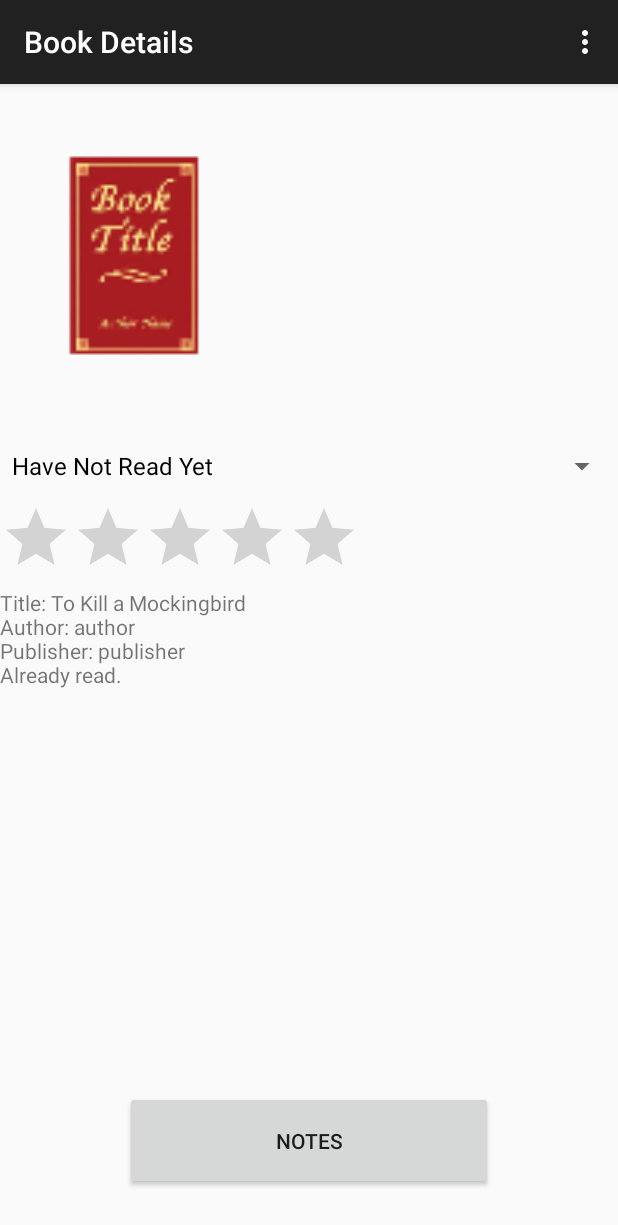
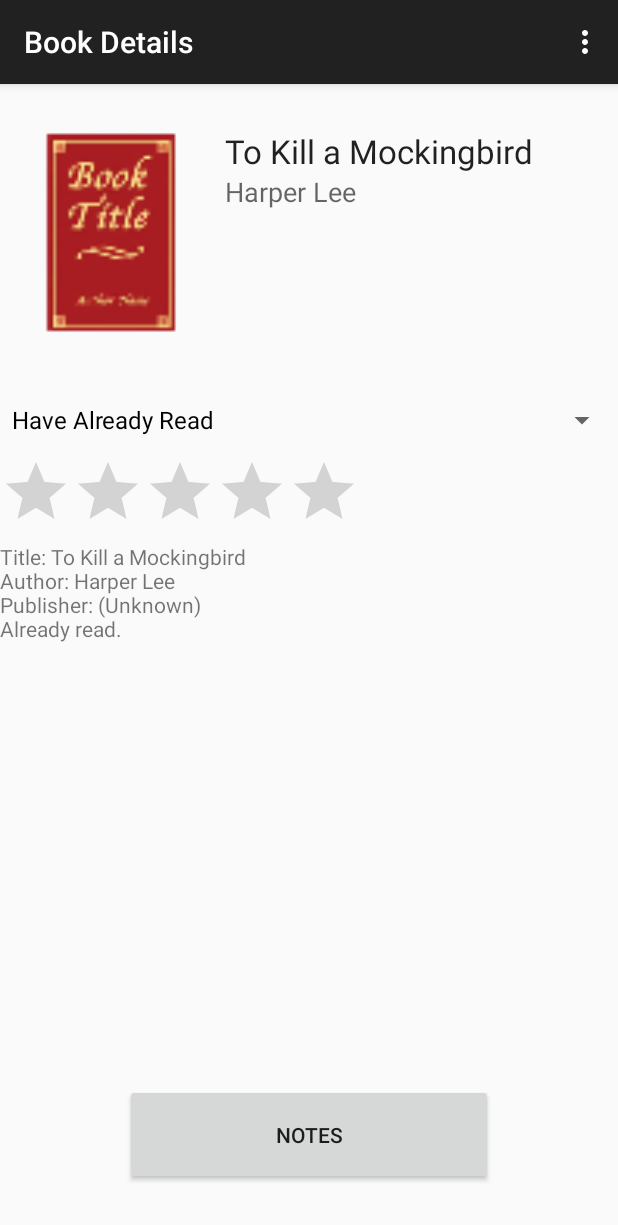
Before and after one commit to fed1620/BookWarm, an Android app: the screen it shows after launch (BookDetailsActivity), after a tap on "To Kill a Mockingbird", on a phone screen of 412 x 824 dp. Shown: the top 1225 px of the screen. Run offline under Robolectric (Android 15) with nearby library versions, the phone set to English and light mode, and no system bars.

Commit message:
[BookDetailsActivity.java]: - Rating bar and readStatus Spinner now update the rating and read status of the book. - Overloaded "onBackPressed()" method - When the system back key is pressed, the book gets put into an intent and passed back to MainActivity.
[activity_book_details.xml]:
- Added a relative layout that now displays the title and the author next to the cover image.

[Book.java]:
- Books now have a default read status of 0 (have not read)
- Books now have a default rating of 0 (not rated)
- Book read status changed from (-1, 0, 1) to (0, 1, 2) in order to better match the positions in the string array

[Library.java]:
- Implemented new method "updateBookInfo()".

[MainActivity.java]:
- If any changes were made to a book in the Book Details Activity, the book will be updated by a call to "updateBookInfo()".

```diff
--- a/app/src/main/java/edu/byui/cs246/bookwarm/AddBookActivity.java
+++ b/app/src/main/java/edu/byui/cs246/bookwarm/AddBookActivity.java
@@ -66,7 +66,7 @@
 
                 // The new book will only be added to the library if the user filled out
                 // all of the necessary fields (For the time being, just the title)
-                if (title != null) {
+                if (title != null && author != null) {
                     if (!title.isEmpty()) {
                         Book newBook = new Book();
                         newBook.setTitle(title);
@@ -78,6 +78,7 @@
                         Intent intentPassBook = new Intent(AddBookActivity.this, MainActivity.class);
                         intentPassBook.putExtra("newBook", newBook);
                         startActivity(intentPassBook);
+                        finish();
                     }
                 }
             }
--- a/app/src/main/java/edu/byui/cs246/bookwarm/Book.java
+++ b/app/src/main/java/edu/byui/cs246/bookwarm/Book.java
@@ -12,15 +12,15 @@
 /**
  * A Book now stores a title and an image ID
  */
-public class Book implements Serializable{
+public class Book implements Serializable {
     private String title;
     private String author;
 
     private Integer imageId;
     private String publisher;
-    private int readStatus;
+    private int readStatus = 0;             // By default, a book has not yet been read
     private boolean isFavourite;
-    private int customRating;
+    private int rating = 0;                 // By default, a book is not rated
     private int releaseDate;
     private List<Note> notes;
 
@@ -50,7 +50,7 @@
 
     public boolean getIsFavourite() { return isFavourite; }
 
-    public int getCustomRating() { return customRating; }
+    public int getRating() { return rating; }
 
     public int getReleaseDate() { return releaseDate; }
 
@@ -64,7 +64,7 @@
 
     public void setIsFavourite(boolean isFavourite) { this.isFavourite = isFavourite; }
 
-    public void setIsCustomRating(int customRating) { this.customRating = customRating; }
+    public void setRating(int rating) { this.rating = rating; }
 
     public void setReleaseDate(int releaseDate) { this.releaseDate = releaseDate; }
 
--- a/app/src/main/java/edu/byui/cs246/bookwarm/BookDetailsActivity.java
+++ b/app/src/main/java/edu/byui/cs246/bookwarm/BookDetailsActivity.java
@@ -1,5 +1,6 @@
 package edu.byui.cs246.bookwarm;
 
+import android.content.Intent;
 import android.os.Bundle;
 import android.support.v7.app.ActionBarActivity;
 import android.view.Menu;
@@ -9,6 +10,7 @@
 import android.widget.AdapterView.OnItemSelectedListener;
 import android.widget.ArrayAdapter;
 import android.widget.ImageView;
+import android.widget.RatingBar;
 import android.widget.Spinner;
 import android.widget.TextView;
 
@@ -52,41 +54,75 @@
         return super.onOptionsItemSelected(item);
     }
 
+    @Override
+    public void onBackPressed() {
+        // When the user presses the back key, send the book (along with any changes made to it)
+        // back to the main activity
+        Intent intentPassBook = new Intent(BookDetailsActivity.this, MainActivity.class);
+        intentPassBook.putExtra("updatedBook", thisBook);
+        startActivity(intentPassBook);
+        finish();
+    }
+
     //The 'main' of this activity
     private void run() {
+        if (getIntent().getSerializableExtra("thisBook") == null) {
+            return;
+        }
         thisBook = (Book)getIntent().getSerializableExtra("thisBook");
-
         setupDisplay();
         setupSpinner();
+        setupRatingBarListener();
     }
 
-    //Fill out the display's information
+    // Fill out the display information
     private void setupDisplay() {
-        //set the element variables
+        // Set the element variables
         ImageView coverIcon = (ImageView) findViewById(R.id.coverIcon);
         TextView  bookInfo  = (TextView)  findViewById(R.id.bookInfo);
+        TextView  title     = (TextView)  findViewById(R.id.title);
+        TextView  author    = (TextView)  findViewById(R.id.author);
 
-        //set the cover image
+        // Set the cover image
         coverIcon.setImageResource(thisBook.getImageId());
-        //set up the book information (separate function because it's extensive...)
+
+        // Display the title and author Text Views
+        title.setText(thisBook.getTitle());
+        author.setText(thisBook.getAuthor());
+
+        // Set up the book information (separate function because it's extensive...)
         buildInfoString();
 
-        //assign the final string
+        // Assign the final string
         bookInfo.setText(bookDescription);
     }
 
-    //build a single string to represent the book's information
+    // Build a single string to represent the book's information
     private void buildInfoString() {
+        // Assign the Title
         bookDescription =  "Title: "        + thisBook.getTitle()     + "\n";
-        bookDescription += "Author: "       + thisBook.getAuthor()    + "\n";
-        bookDescription += "Publisher: "    + thisBook.getPublisher() + "\n";
+
+        // And the author
+        if (thisBook.getAuthor() == null) {
+            bookDescription += "Author: (Unknown)\n";
+        } else {
+            bookDescription += "Author: "       + thisBook.getAuthor()    + "\n";
+        }
+
+        // And the Publisher
+        if (thisBook.getPublisher() == null) {
+            bookDescription += "Publisher: (Unknown)\n";
+        } else {
+            bookDescription += "Publisher: "    + thisBook.getPublisher() + "\n";
+        }
+
         //'isRead' segment
         switch (thisBook.getReadStatus()) {
-            case -1: bookDescription += "Not yet read.\n";
+            case 0: bookDescription += "Not yet read.\n";
                 break;
-            case  0: bookDescription += "Reading right now.\n";
+            case 1: bookDescription += "Reading right now.\n";
                 break;
-            case  1: bookDescription += "Already read.\n";
+            case 2: bookDescription += "Already read.\n";
                 break;
         }
         //finished 'isRead' segment
@@ -101,25 +137,42 @@
         // First, get the array of strings that will indicate the read status
         String[] readStatus = getResources().getStringArray(R.array.readStatus);
 
-        // Declare the spinner and the array adapter
+        // Declare the spinner
         final Spinner spinner = (Spinner)findViewById(R.id.spinner);
+
+        // Declare the adapter
         ArrayAdapter<String> spinnerAdapter;
         spinnerAdapter = new ArrayAdapter<>(this, android.R.layout.simple_spinner_dropdown_item, readStatus);
 
-        // Set up the adapter
+        // Set up the adapter and set it to the current read status of the book
         spinner.setAdapter(spinnerAdapter);
+        spinner.setSelection(thisBook.getReadStatus());
+
+        // Set a listener that will allow the user to change the read status of the book
         spinner.setOnItemSelectedListener(new OnItemSelectedListener() {
             @Override
             public void onItemSelected(AdapterView<?> parent, View view, int position, long id) {
 
                 // Depending on which item is selected in the drop-down menu, a different
                 // read status will be assigned
+                TextView  bookInfo  = (TextView)  findViewById(R.id.bookInfo);
+
                 switch(spinner.getSelectedItemPosition()) {
-                    case 0: thisBook.setReadStatus(-1);
-                    break;
-                    case 1: thisBook.setReadStatus(0);
-                    break;
-                    case 2: thisBook.setReadStatus(1);
+                    case 0:
+                        thisBook.setReadStatus(0);
+                        buildInfoString();
+                        bookInfo.setText(bookDescription);
+                        break;
+                    case 1:
+                        thisBook.setReadStatus(1);
+                        buildInfoString();
+                        bookInfo.setText(bookDescription);
+                        break;
+                    case 2:
+                        thisBook.setReadStatus(2);
+                        buildInfoString();
+                        bookInfo.setText(bookDescription);
+                        break;
                 }
             }
             @Override
@@ -128,4 +181,22 @@
             }
         });
     }
+
+    /**
+     * Create a listener for the rating bar that will allow the user to set a rating for
+     * this book
+     */
+    public void setupRatingBarListener() {
+        // Create the rating bar and set it to the current book rating (not rated by default)
+        RatingBar ratingBar = (RatingBar) findViewById(R.id.ratingBar);
+        ratingBar.setRating((float)thisBook.getRating());
+
+        // Set a listener on the rating bar that will allow the user to change the rating
+        ratingBar.setOnRatingBarChangeListener(new RatingBar.OnRatingBarChangeListener() {
+            public void onRatingChanged(RatingBar ratingBar, float rating, boolean fromUser) {
+                thisBook.setRating((int)rating);
+            }
+        });
+    }
+
 }
--- a/app/src/main/java/edu/byui/cs246/bookwarm/Library.java
+++ b/app/src/main/java/edu/byui/cs246/bookwarm/Library.java
@@ -90,4 +90,23 @@
         }
         return imageIds;
     }
+
+    /**
+     * When the book passed in matches a book that is in our library, update the
+     * book to reflect any changes that have been made
+     *
+     * @param book The book to be updated
+     */
+    public void updateBookInfo(Book book) {
+        for (int i = 0; i < numBooks(); ++i) {
+            if (book.getTitle().equals(books.get(i).getTitle())) {
+
+                // Change the read status, the rating, and favorite status of
+                // the book in the library
+                books.get(i).setReadStatus(book.getReadStatus());
+                books.get(i).setRating(book.getRating());
+                books.get(i).setIsFavourite(book.getIsFavourite());
+            }
+        }
+    }
 }
--- a/app/src/main/java/edu/byui/cs246/bookwarm/MainActivity.java
+++ b/app/src/main/java/edu/byui/cs246/bookwarm/MainActivity.java
@@ -30,7 +30,7 @@
         }
 
         // If any new books have been entered by the user, add that new book to our library.
-        addNewBook(library);
+        updateLibrary(library);
 
         // Set up the List View and the Menu button
         setupCustomListView();
@@ -73,19 +73,20 @@
         // To Kill A Mockingbird
         Book book1 = new Book();
         book1.setTitle("To Kill a Mockingbird");
+        book1.setAuthor("Harper Lee");
         book1.setImageId(R.mipmap.ic_generic_cover);
-        book1.setAuthor("author");
-        book1.setPublisher("publisher");
-        book1.setReadStatus(1);
+        book1.setReadStatus(2);
 
         // The Great Gatsby
         Book book2 = new Book();
         book2.setTitle("The Great Gatsby");
+        book2.setAuthor("F. Scott Fitzgerald");
         book2.setImageId(R.mipmap.ic_generic_cover);
 
         // Pride and Prejudice and Zombies
         Book book3 = new Book();
         book3.setTitle("Pride and Prejudice and Zombies");
+        book3.setAuthor("Seth Grahame-Smith");
         book3.setImageId(R.mipmap.ic_generic_cover);
 
         // Add all of our hard-coded books to the library
@@ -104,11 +105,17 @@
      *
      * @param library The user's library
      */
-    public void addNewBook(Library library) {
+    public void updateLibrary(Library library) {
         // Check for a new book that may have been added
         Book newBook = (Book) getIntent().getSerializableExtra("newBook");
         if (newBook != null) {
             library.addBook(newBook);
+        }
+
+        // Update any books that may have been changed
+        Book updatedBook = (Book) getIntent().getSerializableExtra("updatedBook");
+        if (updatedBook != null) {
+            library.updateBookInfo(updatedBook);
         }
     }
 
--- a/app/src/main/res/layout/activity_book_details.xml
+++ b/app/src/main/res/layout/activity_book_details.xml
@@ -4,12 +4,48 @@
     android:layout_height="match_parent"
     android:weightSum="1">
 
-    <ImageView
-        android:layout_width="150dp"
-        android:layout_height="200dp"
-        android:id="@+id/coverIcon"
-        android:layout_margin="15dp"
-        android:contentDescription="@string/bookCoverDescription"/>
+    <RelativeLayout
+        android:layout_width="match_parent"
+        android:layout_height="wrap_content"
+        android:layout_gravity="center_horizontal">
+
+        <ImageView
+            android:layout_width="150dp"
+            android:layout_height="200dp"
+            android:id="@+id/coverIcon"
+            android:contentDescription="@string/bookCoverDescription"
+            android:layout_centerVertical="true"
+            android:layout_alignParentLeft="true"
+            android:layout_alignParentStart="true" />
+
+        <TextView
+            android:layout_width="wrap_content"
+            android:layout_height="wrap_content"
+            android:textAppearance="?android:attr/textAppearanceLarge"
+            android:text="@string/title"
+            android:id="@+id/title"
+            android:layout_gravity="right"
+            android:layout_marginTop="30dp"
+            android:layout_alignTop="@+id/coverIcon"
+            android:layout_alignParentRight="true"
+            android:layout_alignParentEnd="true"
+            android:layout_toRightOf="@+id/coverIcon"
+            android:layout_toEndOf="@+id/coverIcon" />
+
+        <TextView
+            android:layout_width="wrap_content"
+            android:layout_height="wrap_content"
+            android:textAppearance="?android:attr/textAppearanceMedium"
+            android:text="@string/author"
+            android:id="@+id/author"
+            android:layout_gravity="right"
+            android:layout_below="@+id/title"
+            android:layout_toRightOf="@+id/coverIcon"
+            android:layout_toEndOf="@+id/coverIcon" />
+
+        </RelativeLayout>
+
+
 
     <Spinner
         android:layout_width="match_parent"
@@ -20,7 +56,10 @@
     <RatingBar
         android:layout_width="wrap_content"
         android:layout_height="wrap_content"
-        android:id="@+id/ratingBar" />
+        android:id="@+id/ratingBar"
+        android:numStars="5"
+        android:rating="0.0"
+        android:stepSize="1.0"/>
 
     <TextView
         android:layout_width="355dp"
--- a/app/src/main/res/values/strings.xml
+++ b/app/src/main/res/values/strings.xml
@@ -18,9 +18,11 @@
     // activity_book_details.xml
     <string name="notesButton">Notes</string>
     <string name="bookCoverDescription">Book Cover</string>
+    <string name="title">Title</string>
+    <string name="author">Author</string>
 
     <string-array name="readStatus">
-        <item>Have Not Read Yet</item>
+        <item>Have Not Read</item>
         <item>Reading</item>
         <item>Have Already Read</item>
     </string-array>
```
